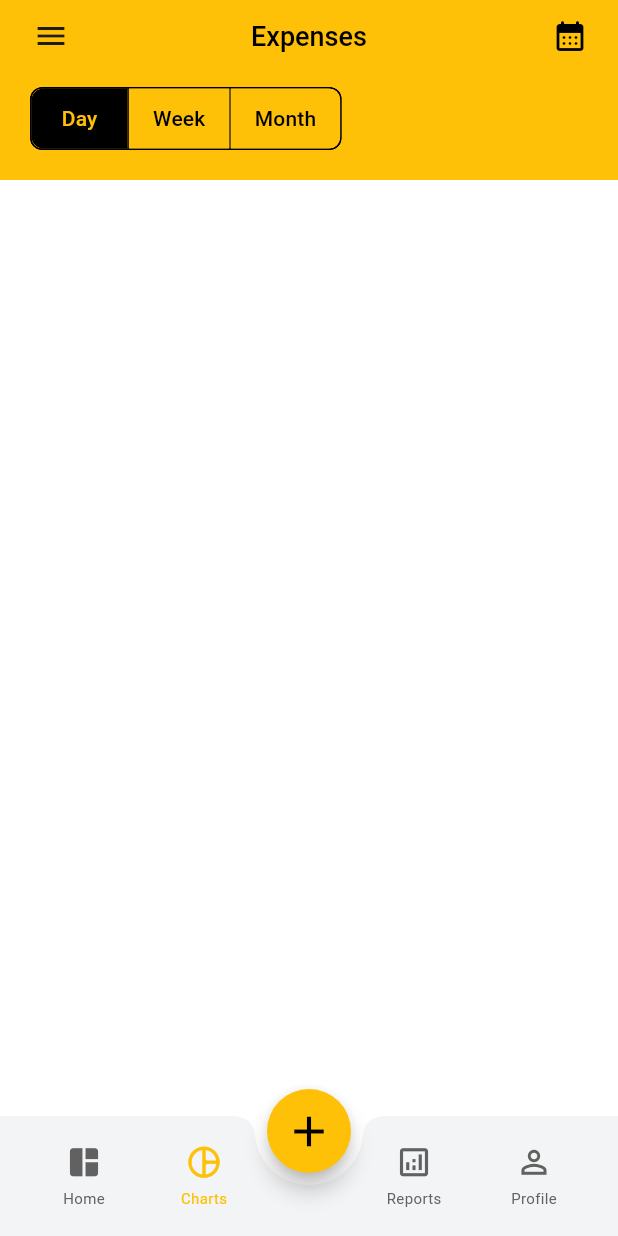
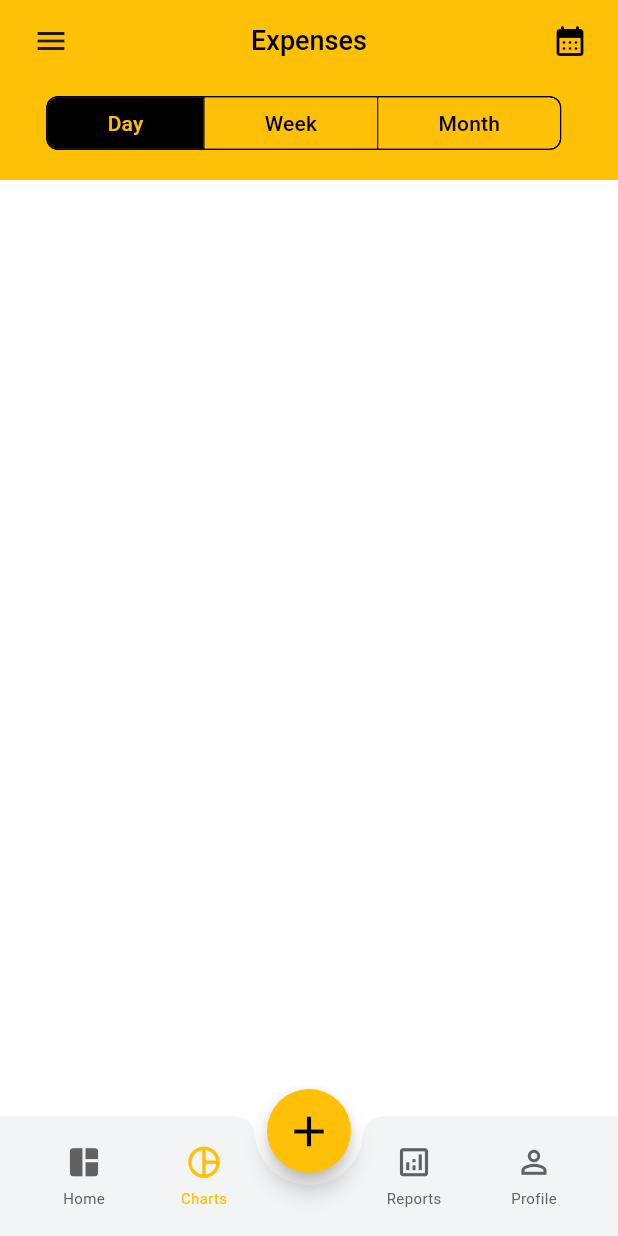
Before and after one commit to bimalpixel/expensetrackerui, a Flutter app: the ChartsPage screen opened by its route, on a phone screen of 412 x 824 dp. Run offline on Flutter 3.47's test engine with Material 3 defaults, Android fonts, the phone set to English and light mode, and no system bars; our stand-ins replace audioplayers.

Commit message:
month fix

```diff
--- a/lib/widgets/charts/charts_app_bar.dart
+++ b/lib/widgets/charts/charts_app_bar.dart
@@ -52,6 +52,7 @@ class _ChartsAppBarState extends State<ChartsAppBar> {
           child: IntrinsicHeight(
             child: Row(
               spacing: 30,
+              mainAxisAlignment: MainAxisAlignment.center,
               children: [
                 ClipRRect(
                   borderRadius: BorderRadius.circular(8),
@@ -86,13 +87,13 @@ class _ChartsAppBarState extends State<ChartsAppBar> {
 
     if (index == 0) {
       borderRadius = const BorderRadius.only(
-        topLeft: Radius.circular(8),
-        bottomLeft: Radius.circular(8),
+        topLeft: Radius.circular(7),
+        bottomLeft: Radius.circular(7),
       );
     } else if (index == _segmentLabels.length - 1) {
       borderRadius = const BorderRadius.only(
-        topRight: Radius.circular(8),
-        bottomRight: Radius.circular(8),
+        topRight: Radius.circular(7),
+        bottomRight: Radius.circular(7),
       );
     } else {
       borderRadius = BorderRadius.zero;
@@ -117,9 +118,10 @@ class _ChartsAppBarState extends State<ChartsAppBar> {
         style: TextButton.styleFrom(
           foregroundColor: foregroundColor,
           backgroundColor: backgroundColor,
-          padding: const EdgeInsets.symmetric(horizontal: 16, vertical: 8),
+          padding: const EdgeInsets.symmetric(horizontal: 40, vertical: 7),
           tapTargetSize: MaterialTapTargetSize.shrinkWrap,
           shape: RoundedRectangleBorder(borderRadius: borderRadius),
+          minimumSize: Size(10, 10),
         ),
         child: Text(_segmentLabels[index]),
       ),
```
